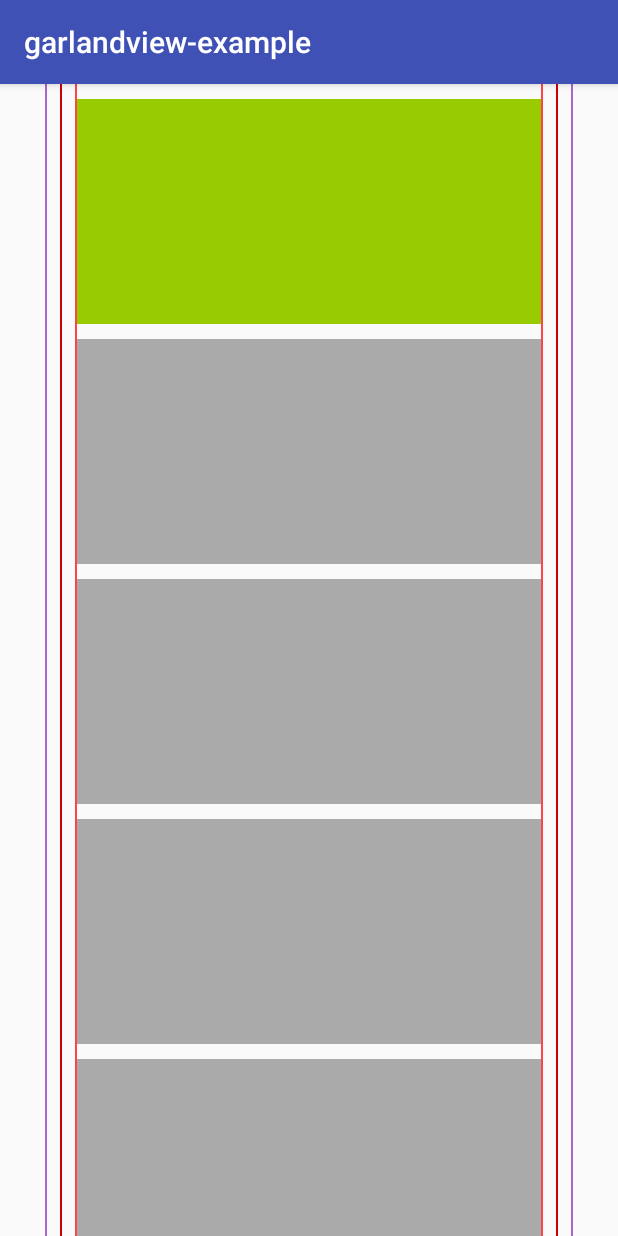
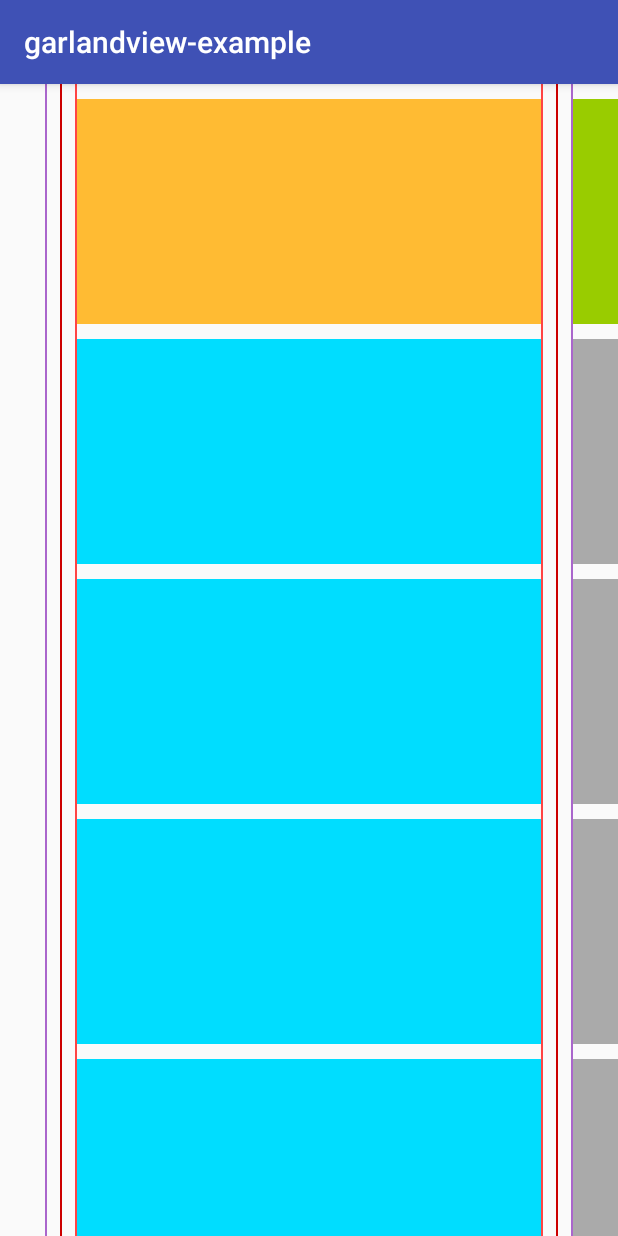
Before and after one commit to Ramotion/garland-view-android, an Android app: the screen it shows after launch (MainActivity), on a phone screen of 412 x 824 dp. Run offline under Robolectric (Android 15) with nearby library versions, the phone set to English and light mode, and no system bars.

Commit message:
Implement horizontal scrolling

```diff
--- a/garland-view-example/src/main/java/com/ramotion/garlandview/example/MainActivity.java
+++ b/garland-view-example/src/main/java/com/ramotion/garlandview/example/MainActivity.java
@@ -1,13 +1,11 @@
 package com.ramotion.garlandview.example;
 
+import android.os.Bundle;
 import android.support.v7.app.AppCompatActivity;
-import android.os.Bundle;
-import android.support.v7.widget.LinearLayoutManager;
-import android.support.v7.widget.LinearSnapHelper;
 import android.support.v7.widget.RecyclerView;
 
-import com.ramotion.garlandview.example.outer.OuterAdapter;
-import com.ramotion.garlandview.example.outer.OuterLayoutManager;
+import com.ramotion.garlandview.example.tail.TailAdapter;
+import com.ramotion.garlandview.example.tail.TailLayoutManager;
 
 public class MainActivity extends AppCompatActivity {
 
@@ -21,12 +19,10 @@ public class MainActivity extends AppCompatActivity {
 
     private void initRecyclerView() {
         final RecyclerView rv = (RecyclerView) findViewById(R.id.recycler_view);
-        final OuterLayoutManager lm = new OuterLayoutManager(this, false);
-        rv.setLayoutManager(lm);
-        rv.setAdapter(new OuterAdapter());
-        new LinearSnapHelper().attachToRecyclerView(rv);
-
-        lm.scrollToPosition(1);
+//        final OuterLayoutManager lm = new OuterLayoutManager(this, false);
+        rv.setLayoutManager(new TailLayoutManager(this));
+        rv.setAdapter(new TailAdapter());
+//        new PagerSnapHelper().attachToRecyclerView(rv);
     }
 
 }
--- a/garland-view-example/src/main/java/com/ramotion/garlandview/example/outer/OuterAdapter.java
+++ b/garland-view-example/src/main/java/com/ramotion/garlandview/example/tail/TailAdapter.java
@@ -1,4 +1,4 @@
-package com.ramotion.garlandview.example.outer;
+package com.ramotion.garlandview.example.tail;
 
 import android.support.v7.widget.RecyclerView;
 import android.view.LayoutInflater;
@@ -7,21 +7,21 @@ import android.view.ViewGroup;
 
 import com.ramotion.garlandview.example.R;
 
-public class OuterAdapter extends RecyclerView.Adapter<OuterItem> {
+public class TailAdapter extends RecyclerView.Adapter<Tailtem> {
 
     private static final int COUNT = 3;
 
     @Override
-    public OuterItem onCreateViewHolder(ViewGroup parent, int viewType) {
+    public Tailtem onCreateViewHolder(ViewGroup parent, int viewType) {
         final View view = LayoutInflater
                 .from(parent.getContext())
                 .inflate(viewType, parent, false);
 
-        return new OuterItem(view);
+        return new Tailtem(view);
     }
 
     @Override
-    public void onBindViewHolder(OuterItem holder, int position) {
+    public void onBindViewHolder(Tailtem holder, int position) {
 
     }
 
--- /dev/null
+++ b/garland-view-example/src/main/java/com/ramotion/garlandview/example/tail/TailLayoutManager.java
@@ -0,0 +1,164 @@
+package com.ramotion.garlandview.example.tail;
+
+import android.content.Context;
+import android.support.annotation.NonNull;
+import android.support.v7.widget.RecyclerView;
+import android.util.SparseArray;
+import android.view.View;
+
+public class TailLayoutManager extends RecyclerView.LayoutManager {
+
+    private final int SIDE_OFFSET = 50;
+    private final int VIEW_DISTANCE = 20;
+
+    private final SparseArray<View> mViewCache = new SparseArray<>();
+
+    private final int mSideOffset;
+    private final int mViewDistance;
+
+    public TailLayoutManager(@NonNull Context context) {
+        super();
+        final float density = context.getResources().getDisplayMetrics().density;
+        mViewDistance = (int) (VIEW_DISTANCE * density);
+        mSideOffset = (int) (SIDE_OFFSET * density);
+    }
+
+    @Override
+    public RecyclerView.LayoutParams generateDefaultLayoutParams() {
+        return new RecyclerView.LayoutParams(
+                RecyclerView.LayoutParams.WRAP_CONTENT,
+                RecyclerView.LayoutParams.WRAP_CONTENT);
+    }
+
+    @Override
+    public boolean canScrollVertically() {
+        return false;
+    }
+
+    @Override
+    public boolean canScrollHorizontally() {
+        return getChildCount() != 0;
+    }
+
+    @Override
+    public void onLayoutChildren(RecyclerView.Recycler recycler, RecyclerView.State state) {
+        if (getItemCount() == 0) {
+            removeAndRecycleAllViews(recycler);
+            return;
+        }
+
+        if (getChildCount() == 0 && state.isPreLayout()) {
+            return;
+        }
+
+        final int anchorPos = getAnchorPosition();
+
+        detachAndScrapAttachedViews(recycler);
+        layoutViews(anchorPos, recycler, state);
+    }
+
+    @Override
+    public int scrollHorizontallyBy(int dx, RecyclerView.Recycler recycler, RecyclerView.State state) {
+        final int childCount = getChildCount();
+        if (childCount == 0) {
+            return 0;
+        }
+
+        int scrolled;
+
+        if (dx < 0) {
+            final View view = getChildAt(0);
+            final int viewPos = getPosition(view);
+            final int viewLeft = getDecoratedLeft(view);
+            final int view0Left = viewLeft - viewPos * getDecoratedMeasuredWidth(view);
+            final int view0LeftScrolled = view0Left - dx;
+
+            final int border = mSideOffset;
+            if (view0LeftScrolled <= border) {
+                scrolled = dx;
+            } else {
+                scrolled = -(border - Math.abs(view0Left));
+            }
+        } else {
+            final View view = getChildAt(childCount - 1);
+            final int viewPos = getPosition(view);
+            final int viewLeft = getDecoratedLeft(view);
+            final int viewNLeft = viewLeft + (getItemCount() - 1 - viewPos) * getDecoratedMeasuredWidth(view);
+            final int viewNLeftScrolled = viewNLeft - dx;
+
+            final int border = mSideOffset;
+            if (viewNLeftScrolled >= border) {
+                scrolled = dx;
+            } else {
+                scrolled = viewNLeft - border;
+            }
+        }
+
+        offsetChildrenHorizontal(-scrolled);
+
+        layoutViews(getAnchorPosition(), recycler, state);
+
+        return scrolled;
+    }
+
+    private int getAnchorPosition() {
+        if (getChildCount() == 0) {
+            return 0;
+        } else {
+            return getPosition(getChildAt(0));
+        }
+    }
+
+    private void layoutViews(int anchorPos, RecyclerView.Recycler recycler, RecyclerView.State state) {
+        mViewCache.clear();
+
+        for (int i = 0, cnt = getChildCount(); i < cnt; i++) {
+            View view = getChildAt(i);
+            mViewCache.put(getPosition(view), view);
+        }
+
+        for (int i = 0, cnt = mViewCache.size(); i < cnt; i++) {
+            detachView(mViewCache.valueAt(i));
+        }
+
+        fill(anchorPos, recycler, state);
+
+        for (int i = 0, cnt = mViewCache.size(); i < cnt; i++) {
+            recycler.recycleView(mViewCache.valueAt(i));
+        }
+
+        applyTransformation();
+    }
+
+    private void fill(int anchorPos, RecyclerView.Recycler recycler, RecyclerView.State state) {
+        final int itemCount = getItemCount();
+        final int width = getWidth();
+        final int viewWidth = width - mSideOffset * 2;
+
+        int viewLeft = mSideOffset;
+        int pos = anchorPos;
+
+        boolean fillRight = true;
+        while (fillRight && pos < itemCount) {
+            View view = mViewCache.get(pos);
+            if (view != null) {
+                attachView(view);
+                mViewCache.remove(pos);
+            } else {
+                view = recycler.getViewForPosition(pos);
+                addView(view);
+                measureChildWithMargins(view, 0, 0);
+                layoutDecorated(view, viewLeft, 0, viewLeft + viewWidth, getDecoratedMeasuredHeight(view));
+            }
+
+            viewLeft = getDecoratedRight(view) + mViewDistance;
+            fillRight = viewLeft < width;
+            pos++;
+        }
+    }
+
+    private void applyTransformation() {
+
+    }
+
+}
--- a/garland-view-example/src/main/java/com/ramotion/garlandview/example/outer/OuterItem.java
+++ b/garland-view-example/src/main/java/com/ramotion/garlandview/example/tail/Tailtem.java
@@ -1,15 +1,12 @@
-package com.ramotion.garlandview.example.outer;
+package com.ramotion.garlandview.example.tail;
 
 
 import android.support.v7.widget.RecyclerView;
 import android.view.View;
-import android.widget.LinearLayout;
 
-import com.ramotion.garlandview.example.R;
+public class Tailtem extends RecyclerView.ViewHolder {
 
-public class OuterItem extends RecyclerView.ViewHolder {
-
-    public OuterItem(View itemView) {
+    public Tailtem(View itemView) {
         super(itemView);
 
         /*
--- a/garland-view-example/src/main/res/layout/activity_main.xml
+++ b/garland-view-example/src/main/res/layout/activity_main.xml
@@ -7,8 +7,7 @@
     <android.support.v7.widget.RecyclerView
         android:id="@+id/recycler_view"
         android:layout_width="match_parent"
-        android:layout_height="match_parent"
-        android:clipChildren="false"/>
+        android:layout_height="match_parent"/>
 
     <View
         android:layout_width="1dp"
--- a/garland-view-example/src/main/res/layout/outter_rv_item_center.xml
+++ b/garland-view-example/src/main/res/layout/outter_rv_item_center.xml
@@ -3,6 +3,7 @@
     xmlns:android="http://schemas.android.com/apk/res/android"
     android:layout_width="match_parent"
     android:layout_height="match_parent"
+    android:background="@android:color/transparent"
     android:clipChildren="false">
 
     <LinearLayout
@@ -10,8 +11,6 @@
         android:orientation="vertical"
         android:layout_width="match_parent"
         android:layout_height="wrap_content"
-        android:layout_marginStart="50dp"
-        android:layout_marginEnd="50dp"
         android:clipChildren="false">
 
         <View
--- a/garland-view-example/src/main/res/layout/outter_rv_item_side.xml
+++ b/garland-view-example/src/main/res/layout/outter_rv_item_side.xml
@@ -1,16 +1,60 @@
 <?xml version="1.0" encoding="utf-8"?>
-<FrameLayout
+<android.support.v4.widget.NestedScrollView
     xmlns:android="http://schemas.android.com/apk/res/android"
     android:layout_width="match_parent"
     android:layout_height="match_parent"
+    android:background="@android:color/transparent"
     android:clipChildren="false">
 
-    <View
+    <LinearLayout
+        android:id="@+id/linear_layout"
+        android:orientation="vertical"
         android:layout_width="match_parent"
-        android:layout_height="150dp"
-        android:layout_marginStart="50dp"
-        android:layout_marginEnd="50dp"
-        android:layout_marginTop="@dimen/item_v_offset"
-        android:background="@android:color/holo_green_light"/>
+        android:layout_height="wrap_content"
+        android:clipChildren="false">
 
-</FrameLayout>
+        <View
+            android:layout_width="match_parent"
+            android:layout_height="150dp"
+            android:layout_marginTop="@dimen/item_v_offset"
+            android:background="@android:color/holo_orange_light"/>
+
+        <View
+            android:layout_width="match_parent"
+            android:layout_height="150dp"
+            android:layout_marginTop="@dimen/item_v_offset"
+            android:background="@android:color/holo_blue_bright"/>
+
+        <View
+            android:layout_width="match_parent"
+            android:layout_height="150dp"
+            android:layout_marginTop="@dimen/item_v_offset"
+            android:background="@android:color/holo_blue_bright"/>
+
+        <View
+            android:layout_width="match_parent"
+            android:layout_height="150dp"
+            android:layout_marginTop="@dimen/item_v_offset"
+            android:background="@android:color/holo_blue_bright"/>
+
+        <View
+            android:layout_width="match_parent"
+            android:layout_height="150dp"
+            android:layout_marginTop="@dimen/item_v_offset"
+            android:background="@android:color/holo_blue_bright"/>
+
+        <View
+            android:layout_width="match_parent"
+            android:layout_height="150dp"
+            android:layout_marginTop="@dimen/item_v_offset"
+            android:background="@android:color/holo_blue_bright"/>
+
+        <View
+            android:layout_width="match_parent"
+            android:layout_height="150dp"
+            android:layout_marginTop="@dimen/item_v_offset"
+            android:background="@android:color/holo_blue_bright"/>
+
+    </LinearLayout>
+
+</android.support.v4.widget.NestedScrollView>
```
Also changed, not shown: garland-view-example/src/main/java/com/ramotion/garlandview/example/outer/OuterLayoutManager.java (deleted, +0 -79 lines), garland-view-example/src/main/java/com/ramotion/garlandview/example/tail/OuterLayoutManager.java (added, +98 -0 lines).
